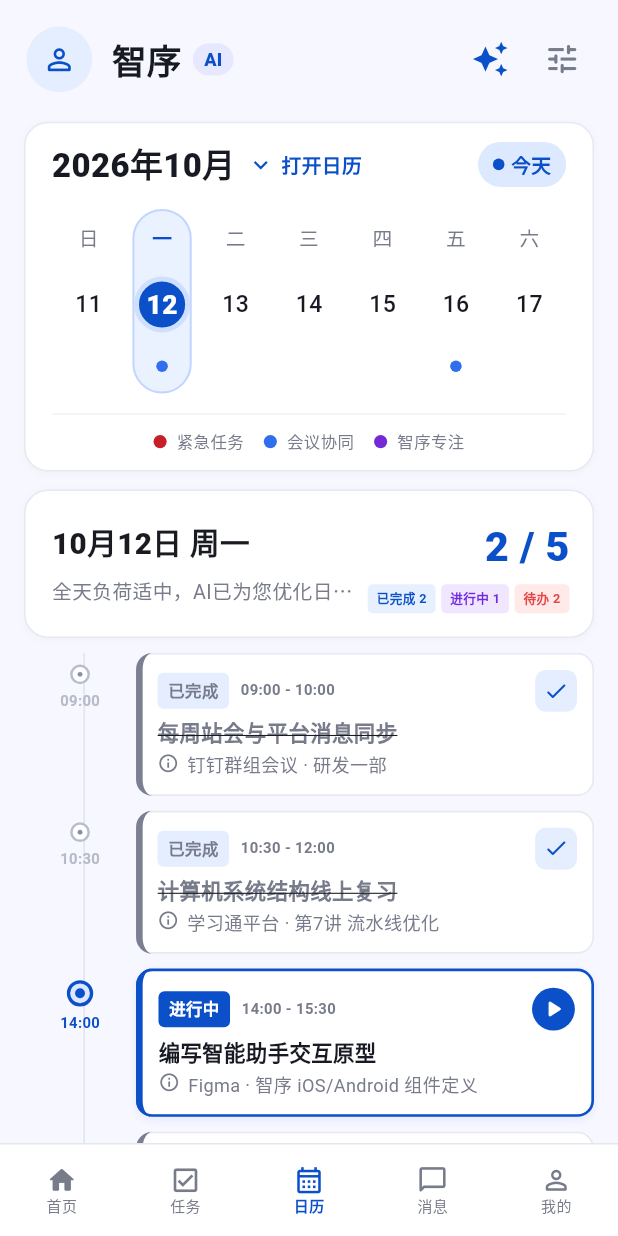
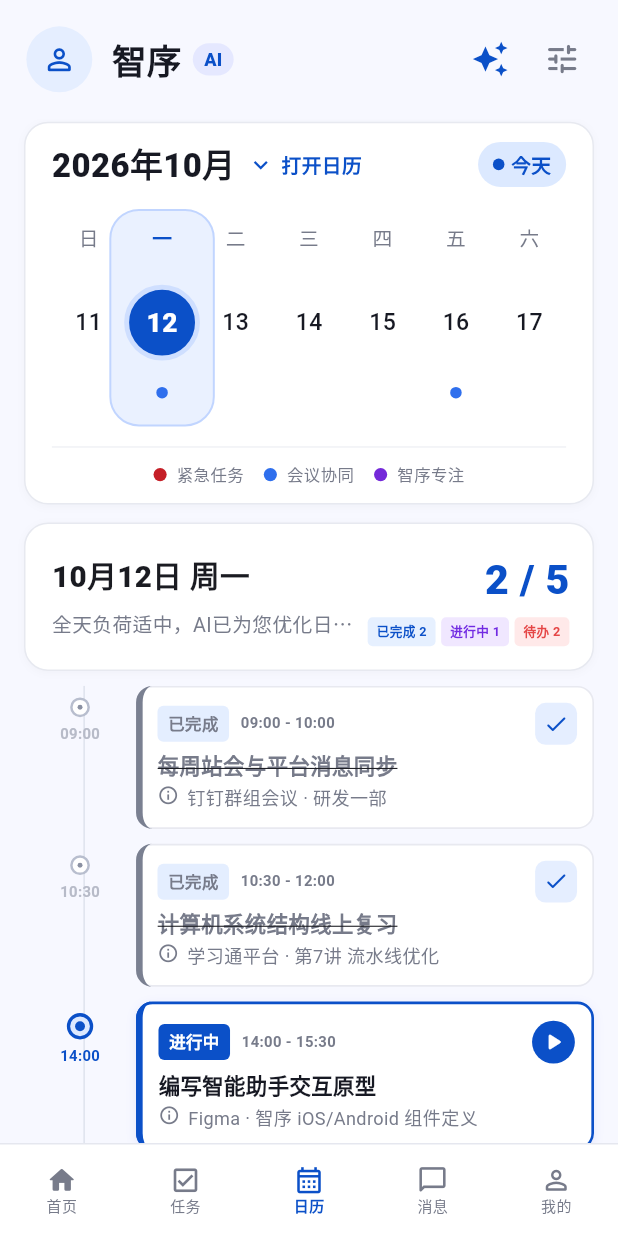
Before and after one commit to heart-seer/zhixu_APP, a Flutter app: the CalendarPage screen opened by its route, on a phone screen of 412 x 824 dp. Run offline on Flutter 3.47's test engine with Material 3 defaults, Android fonts, the phone set to English and light mode, and no system bars; our stand-ins replace dio, flutter_riverpod, flutter_secure_storage, go_router, shared_preferences; accounts and stored records are empty.

Commit message:
调整周视图日期选中列和圆形

```diff
--- a/lib/features/calendar/calendar_page.dart
+++ b/lib/features/calendar/calendar_page.dart
@@ -325,7 +325,7 @@
               borderRadius: BorderRadius.circular(20),
               onTap: () => setState(() => _selected = day),
               child: SizedBox(
-                height: 112 * scale,
+                height: 132 * scale,
                 child: Stack(
                   alignment: Alignment.topCenter,
                   clipBehavior: Clip.none,
@@ -334,8 +334,8 @@
                       Positioned(
                         top: 0,
                         child: Container(
-                          width: 36 * scale,
-                          height: 112 * scale,
+                          width: 64 * scale,
+                          height: 132 * scale,
                           decoration: BoxDecoration(
                             color: const Color(0xFFEAF1FF),
                             borderRadius: BorderRadius.circular(18 * scale),
@@ -362,11 +362,11 @@
                       ),
                     ),
                     Positioned(
-                      top: 41 * scale,
+                      top: 46 * scale,
                       child: selected || today
                           ? Container(
-                              width: 34 * scale,
-                              height: 34 * scale,
+                              width: 46 * scale,
+                              height: 46 * scale,
                               alignment: Alignment.center,
                               decoration: BoxDecoration(
                                 color: selected
@@ -392,8 +392,8 @@
                               ),
                             )
                           : SizedBox(
-                              width: 34 * scale,
-                              height: 34 * scale,
+                              width: 46 * scale,
+                              height: 46 * scale,
                               child: Align(
                                 alignment: Alignment.center,
                                 child: Text(
@@ -408,7 +408,7 @@
                             ),
                     ),
                     Positioned(
-                      top: 92 * scale,
+                      top: 108 * scale,
                       child: _dayDots(index, selected, scale),
                     ),
                   ],
```
